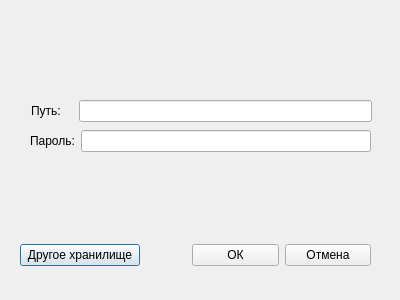
Old version of the form Dialogs/opendatabasedialog.ui in the repository ioTardis/PasswordManager.
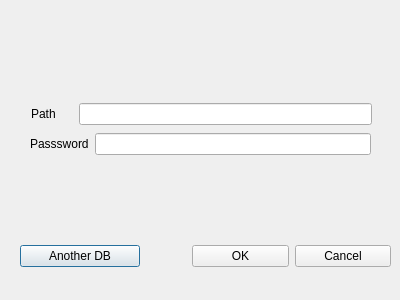
New version of the form.

```diff
--- a/Dialogs/opendatabasedialog.ui
+++ b/Dialogs/opendatabasedialog.ui
@@ -19,14 +19,14 @@
      <x>30</x>
      <y>130</y>
      <width>341</width>
-     <height>22</height>
+     <height>28</height>
     </rect>
    </property>
    <layout class="QHBoxLayout" name="horizontalLayout_5">
     <item>
      <widget class="QLabel" name="PasswordLabel">
       <property name="text">
-       <string>Пароль:</string>
+       <string>Passsword</string>
       </property>
      </widget>
     </item>
@@ -39,13 +39,13 @@
     </item>
    </layout>
   </widget>
-  <widget class="QWidget" name="">
+  <widget class="QWidget" name="layoutWidget">
    <property name="geometry">
     <rect>
      <x>31</x>
      <y>100</y>
      <width>341</width>
-     <height>22</height>
+     <height>28</height>
     </rect>
    </property>
    <layout class="QHBoxLayout" name="horizontalLayout">
@@ -58,7 +58,7 @@
        </size>
       </property>
       <property name="text">
-       <string>Путь:</string>
+       <string>Path</string>
       </property>
      </widget>
     </item>
@@ -83,13 +83,13 @@
     </item>
    </layout>
   </widget>
-  <widget class="QWidget" name="">
+  <widget class="QWidget" name="layoutWidget">
    <property name="geometry">
     <rect>
      <x>20</x>
      <y>240</y>
-     <width>351</width>
-     <height>31</height>
+     <width>371</width>
+     <height>33</height>
     </rect>
    </property>
    <layout class="QHBoxLayout" name="horizontalLayout_4">
@@ -110,7 +110,7 @@
          </size>
         </property>
         <property name="text">
-         <string>Другое хранилище</string>
+         <string>Another DB</string>
         </property>
        </widget>
       </item>
@@ -124,14 +124,14 @@
       <item>
        <widget class="QPushButton" name="OKButton">
         <property name="text">
-         <string>ОК</string>
+         <string>OK</string>
         </property>
        </widget>
       </item>
       <item>
        <widget class="QPushButton" name="ExitButton">
         <property name="text">
-         <string>Отмена</string>
+         <string>Cancel</string>
         </property>
        </widget>
       </item>
```
Left out of the diff: 2 changed lines with no effect on the pictures.
